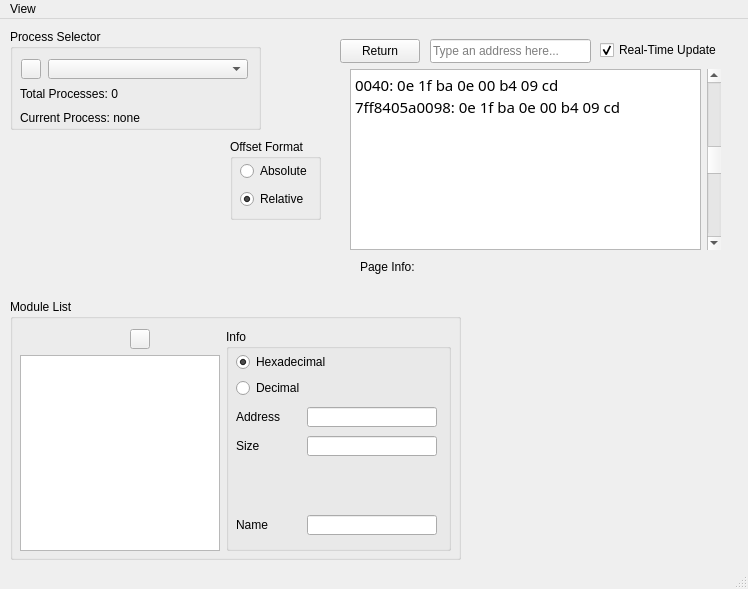
Before: the Qt Designer form cmainwindow.ui in kvakazabra/memObserver, drawn with Qt 5.
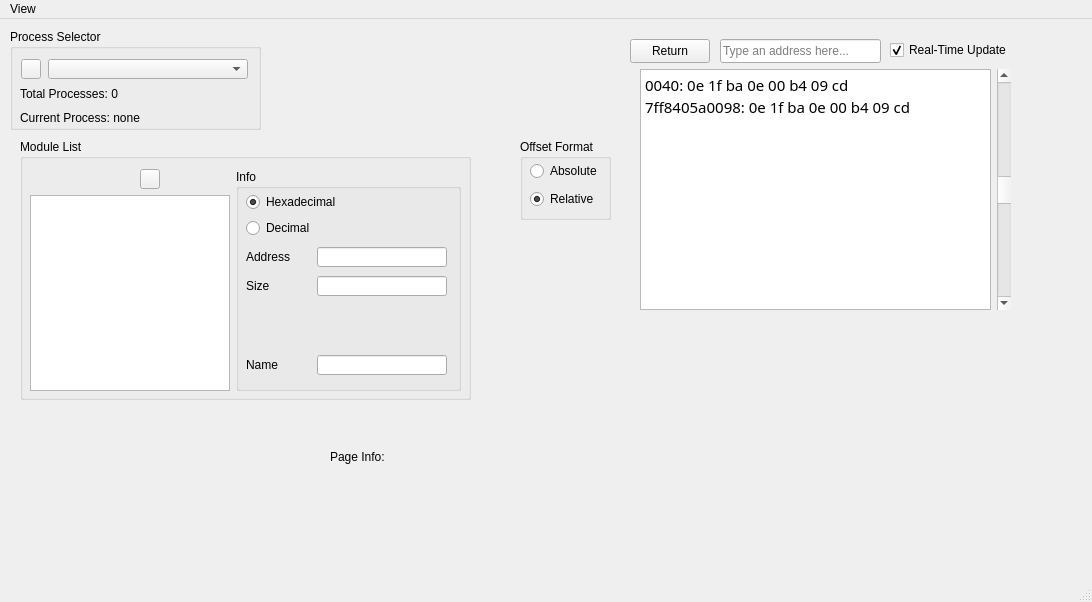
After: the same form once the commit is applied. Icons and pictures are not drawn.

Diff of the .ui file:
```diff
--- a/cmainwindow.ui
+++ b/cmainwindow.ui
@@ -9,8 +9,8 @@
    <rect>
     <x>0</x>
     <y>0</y>
-    <width>748</width>
-    <height>589</height>
+    <width>1092</width>
+    <height>602</height>
    </rect>
   </property>
   <property name="windowTitle">
@@ -141,8 +141,8 @@
    <widget class="QGroupBox" name="groupBox">
     <property name="geometry">
      <rect>
-      <x>10</x>
-      <y>280</y>
+      <x>20</x>
+      <y>120</y>
       <width>451</width>
       <height>261</height>
      </rect>
@@ -438,7 +438,7 @@
    <widget class="QLineEdit" name="memoryStartAddress">
     <property name="geometry">
      <rect>
-      <x>430</x>
+      <x>720</x>
       <y>20</y>
       <width>161</width>
       <height>24</height>
@@ -451,7 +451,7 @@
    <widget class="QCheckBox" name="checkBox">
     <property name="geometry">
      <rect>
-      <x>600</x>
+      <x>890</x>
       <y>20</y>
       <width>141</width>
       <height>22</height>
@@ -473,7 +473,7 @@
    <widget class="QPushButton" name="memoryResetOffsetButton">
     <property name="geometry">
      <rect>
-      <x>340</x>
+      <x>630</x>
       <y>20</y>
       <width>80</width>
       <height>24</height>
@@ -486,7 +486,7 @@
    <widget class="QGroupBox" name="groupBox_2">
     <property name="geometry">
      <rect>
-      <x>230</x>
+      <x>520</x>
       <y>120</y>
       <width>91</width>
       <height>81</height>
@@ -495,7 +495,7 @@
     <property name="title">
      <string>Offset Format</string>
     </property>
-    <widget class="QWidget" name="">
+    <widget class="QWidget" name="layoutWidget">
      <property name="geometry">
       <rect>
        <x>10</x>
@@ -528,8 +528,8 @@
    <widget class="QLabel" name="memoryPageInfoLabel">
     <property name="geometry">
      <rect>
-      <x>360</x>
-      <y>240</y>
+      <x>330</x>
+      <y>430</y>
       <width>221</width>
       <height>16</height>
      </rect>
@@ -544,13 +544,13 @@
      <string>&lt;html&gt;&lt;head/&gt;&lt;body&gt;&lt;p&gt;Page Info:&lt;/p&gt;&lt;/body&gt;&lt;/html&gt;</string>
     </property>
    </widget>
-   <widget class="QWidget" name="">
+   <widget class="QWidget" name="layoutWidget">
     <property name="geometry">
      <rect>
-      <x>350</x>
+      <x>640</x>
       <y>50</y>
       <width>371</width>
-      <height>181</height>
+      <height>241</height>
      </rect>
     </property>
     <layout class="QHBoxLayout" name="horizontalLayout_6">
@@ -599,7 +599,7 @@
     <rect>
      <x>0</x>
      <y>0</y>
-     <width>748</width>
+     <width>1092</width>
      <height>21</height>
     </rect>
    </property>
```
